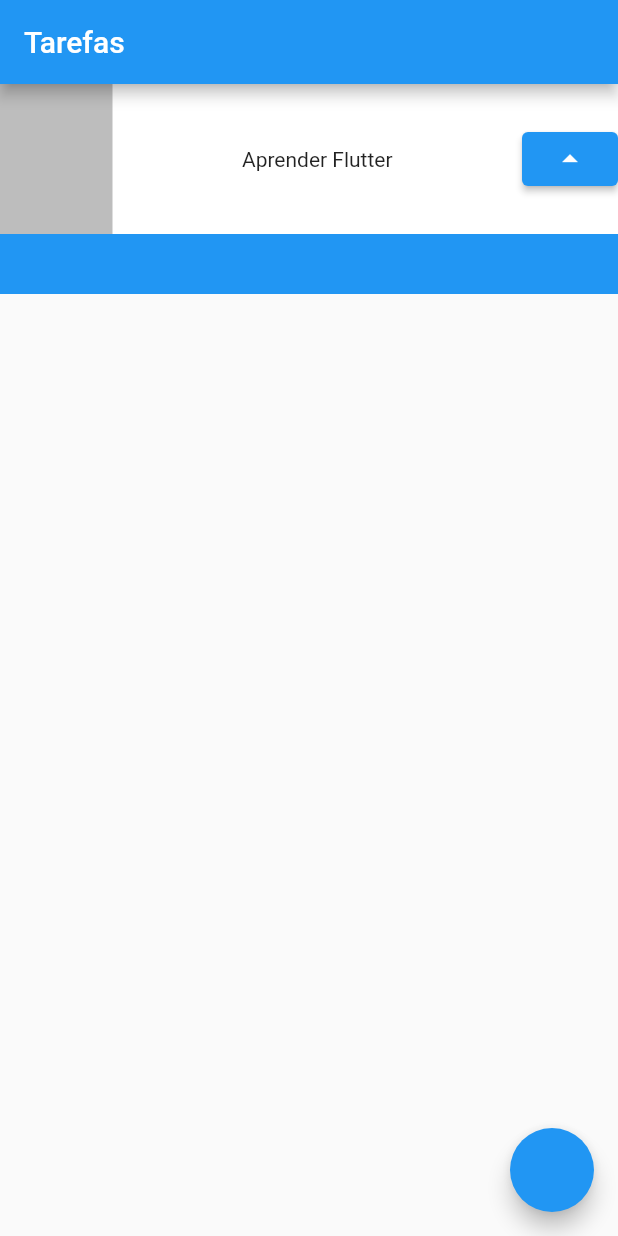
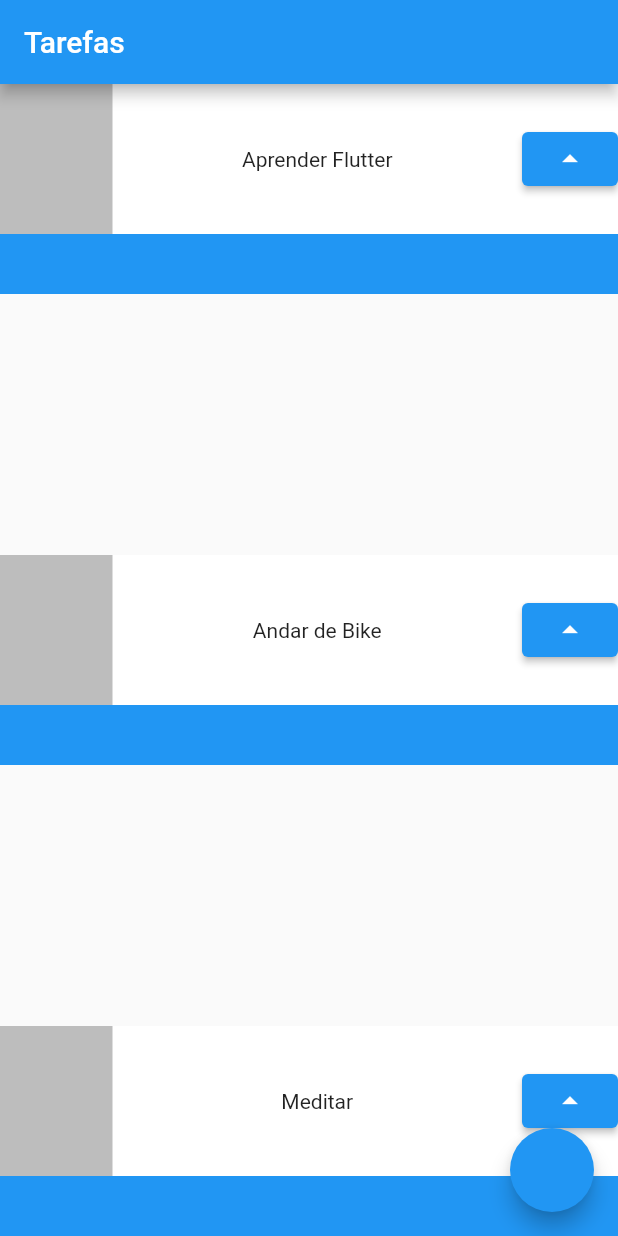
Before and after one commit to Lohuama/Flutter, a Flutter app: the screen it shows after launch, on a phone screen of 412 x 824 dp. Run offline on Flutter 3.47's test engine with Material 2 defaults, Android fonts, the phone set to English and light mode, and no system bars.

```diff
--- a/lib/main.dart
+++ b/lib/main.dart
@@ -19,7 +19,27 @@ class MyApp extends StatelessWidget {
         appBar: AppBar(
           title: Text("Tarefas"),
         ),
-        body: Container(
+        body: Column(
+          mainAxisAlignment: MainAxisAlignment.spaceBetween,
+          children: [
+            Task('Aprender Flutter'),
+            Task("Andar de Bike"),
+            Task("Meditar"),
+          ],
+        ),
+        floatingActionButton: FloatingActionButton(onPressed: () {}),
+      ),
+    );
+  }
+}
+
+class Task extends StatelessWidget {
+  final String nome;
+  const Task(this.nome, {Key? key}) : super(key: key);
+
+  @override
+  Widget build(BuildContext context) {
+    return Container(
         child: Stack(
       children: [
         Container(
@@ -37,16 +57,12 @@ class MyApp extends StatelessWidget {
                 width: 75,
                 height: 100,
               ),
-                  Text("Aprender Flutter"),
-                  ElevatedButton(
-                      onPressed: () {}, child: Icon(Icons.arrow_drop_up))
+              Text(nome),
+              ElevatedButton(onPressed: () {}, child: Icon(Icons.arrow_drop_up))
             ],
           ),
         ),
       ],
-        )),
-        floatingActionButton: FloatingActionButton(onPressed: () {}),
-      ),
-    );
+    ));
   }
 }
```
Lines whose indentation alone changed are shown as unchanged.
